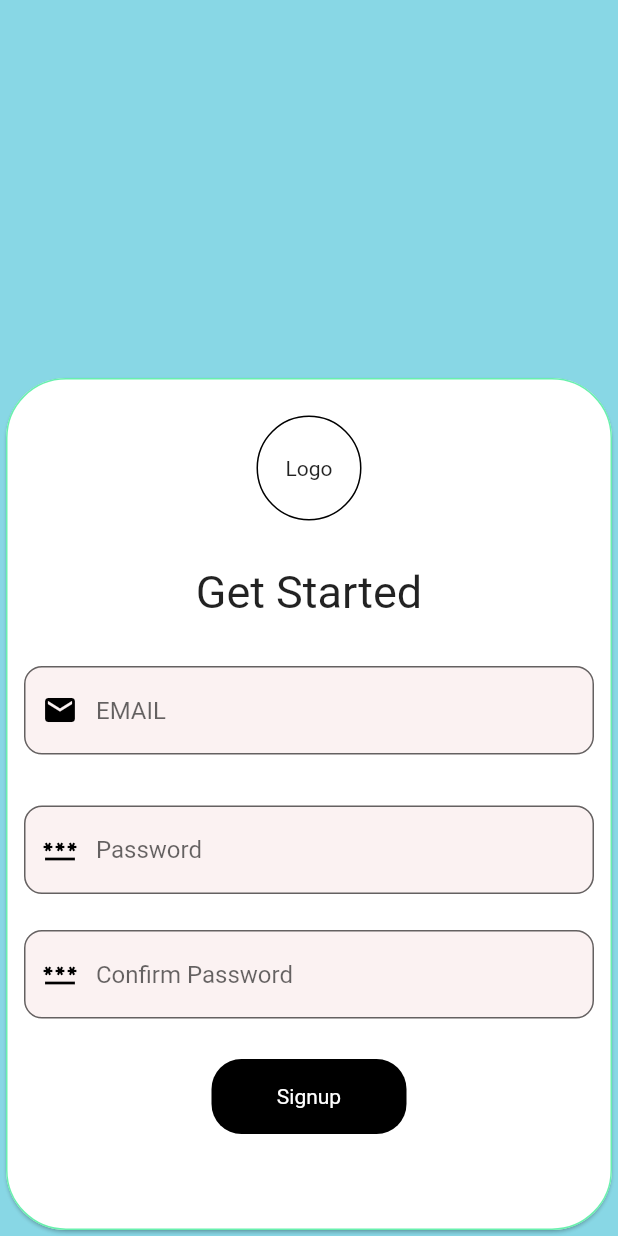
After one commit to Saikalyan11/Gfg, a Flutter app: the Signup screen opened directly, on a phone screen of 412 x 824 dp. The commit adds this screen. Run offline on Flutter 3.47's test engine with Material 2 defaults, Android fonts, the phone set to English and light mode, and no system bars; our stand-ins replace firebase_auth, get, google_fonts; accounts and stored records are empty; Roboto replaces fonts that are missing (Poppins).

Commit message:
After a long time

```diff
--- a/lib/Login.dart
+++ b/lib/Login.dart
@@ -1,4 +1,9 @@
 import 'package:flutter/material.dart';
+import 'package:get/get_core/src/get_main.dart';
+import 'package:get/get_navigation/src/extension_navigation.dart';
+import 'package:google_fonts/google_fonts.dart';
+import 'package:hackathon_app/Home.dart';
+import 'package:hackathon_app/signup.dart';
 
 class Login extends StatelessWidget {
   const Login({super.key});
@@ -7,17 +12,13 @@ class Login extends StatelessWidget {
   Widget build(BuildContext context) {
     final emailcontroller = TextEditingController();
     final passwordcontroller = TextEditingController();
-    return Scaffold(
-        backgroundColor: Colors.greenAccent,
-        body: SafeArea(
+    return SafeArea(
+      child: SingleChildScrollView(
         child: Padding(
           padding: const EdgeInsets.only(top: 248.0),
           child: Card(
             shape: RoundedRectangleBorder(
-                side: BorderSide(
-                  color: Colors.greenAccent,
-                ),
-                borderRadius: BorderRadius.circular(20.0), //<-- SEE HERE
+              borderRadius: BorderRadius.circular(60.0), //<-- SEE HERE
             ),
             color: Colors.white,
             child: Column(
@@ -38,8 +39,8 @@ class Login extends StatelessWidget {
                   height: 30,
                 ),
                 Text(
-                    'Login',
-                    style: TextStyle(fontSize: 30),
+                  'Welcome back',
+                  style: GoogleFonts.acme(fontSize: 40),
                 ),
                 SizedBox(
                   height: 20,
@@ -134,7 +135,9 @@ class Login extends StatelessWidget {
                       width: 20,
                     ),
                     InkWell(
-                        onTap: () {},
+                      onTap: () {
+                        Get.to(Home());
+                      },
                       child: Container(
                         width: 130,
                         height: 50,
@@ -158,6 +161,7 @@ class Login extends StatelessWidget {
             ),
           ),
         ),
-        ));
+      ),
+    );
   }
 }
--- /dev/null
+++ b/lib/home.dart
@@ -0,0 +1,10 @@
+import 'package:flutter/material.dart';
+
+class Home extends StatelessWidget {
+  const Home({super.key});
+
+  @override
+  Widget build(BuildContext context) {
+    return Scaffold();
+  }
+}
--- a/lib/main.dart
+++ b/lib/main.dart
@@ -13,7 +13,10 @@ class MyApp extends StatelessWidget {
   Widget build(BuildContext context) {
     return GetMaterialApp(
       debugShowCheckedModeBanner: false,
-      home: Login(),
+      home: Scaffold(
+        backgroundColor: Color.fromRGBO(60, 189, 212, 0.612),
+        body: Login(),
+      ),
     );
   }
 }
--- /dev/null
+++ b/lib/signup.dart
@@ -0,0 +1,178 @@
+import 'package:flutter/material.dart';
+import 'package:get/get_core/src/get_main.dart';
+import 'package:get/get_navigation/src/extension_navigation.dart';
+import 'package:hackathon_app/home.dart';
+
+class Signup extends StatelessWidget {
+  const Signup({super.key});
+
+  @override
+  Widget build(BuildContext context) {
+    final emailcontroller = TextEditingController();
+    final passwordcontroller = TextEditingController();
+    return Scaffold(
+        backgroundColor: Color.fromRGBO(60, 189, 212, 0.612),
+        body: SafeArea(
+          child: Padding(
+            padding: const EdgeInsets.only(top: 248.0),
+            child: Card(
+              shape: RoundedRectangleBorder(
+                side: BorderSide(
+                  color: Colors.greenAccent,
+                ),
+                borderRadius: BorderRadius.circular(40.0), //<-- SEE HERE
+              ),
+              color: Colors.white,
+              child: Column(
+                children: [
+                  Padding(
+                    padding: const EdgeInsets.only(top: 25.0),
+                    child: Container(
+                      width: 70,
+                      height: 70,
+                      child: Center(child: Text('Logo')),
+                      decoration: BoxDecoration(
+                        border: Border.all(width: 1.0),
+                        borderRadius: BorderRadius.circular(60),
+                      ),
+                    ),
+                  ),
+                  SizedBox(
+                    height: 30,
+                  ),
+                  Text(
+                    'Get Started',
+                    style: TextStyle(fontSize: 30),
+                  ),
+                  SizedBox(
+                    height: 20,
+                  ),
+                  Padding(
+                    padding: const EdgeInsets.all(12.0),
+                    child: TextFormField(
+                      controller: emailcontroller,
+                      keyboardType: TextInputType.emailAddress,
+                      decoration: InputDecoration(
+                        fillColor:
+                            Color.fromARGB(255, 248, 234, 234).withOpacity(0.6),
+                        filled: true,
+                        hintText: 'EMAIL',
+                        border: new OutlineInputBorder(
+                            borderSide: new BorderSide(
+                                color: Color.fromARGB(255, 0, 0, 0)),
+                            borderRadius: BorderRadius.circular(12)),
+                        prefixIcon: const Icon(
+                          Icons.email,
+                          color: Color.fromARGB(255, 0, 0, 0),
+                        ),
+                      ),
+                    ),
+                  ),
+                  SizedBox(
+                    height: 10,
+                  ),
+
+                  //  Password
+
+                  Padding(
+                    padding: const EdgeInsets.all(12.0),
+                    child: TextFormField(
+                      controller: passwordcontroller,
+                      obscureText: true,
+                      keyboardType: TextInputType.visiblePassword,
+                      decoration: InputDecoration(
+                        fillColor:
+                            Color.fromARGB(255, 248, 234, 234).withOpacity(0.6),
+                        filled: true,
+                        hintText: 'Password',
+                        border: new OutlineInputBorder(
+                            borderSide: new BorderSide(
+                                color: Color.fromARGB(255, 0, 0, 0)),
+                            borderRadius: BorderRadius.circular(12)),
+                        prefixIcon: const Icon(
+                          Icons.password_outlined,
+                          color: Color.fromARGB(255, 0, 0, 0),
+                        ),
+                      ),
+                      validator: (val) {
+                        if (val?.length == 0) {
+                          return "Pasword contains atleast 8 characters";
+                        } else {
+                          return null;
+                        }
+                      },
+                      style: new TextStyle(
+                        fontFamily: "Poppins",
+                      ),
+                    ),
+                  ),
+                  Padding(
+                    padding: const EdgeInsets.all(12.0),
+                    child: TextFormField(
+                      controller: passwordcontroller,
+                      obscureText: true,
+                      keyboardType: TextInputType.visiblePassword,
+                      decoration: InputDecoration(
+                        fillColor:
+                            Color.fromARGB(255, 248, 234, 234).withOpacity(0.6),
+                        filled: true,
+                        hintText: 'Confirm Password',
+                        border: new OutlineInputBorder(
+                            borderSide: new BorderSide(
+                                color: Color.fromARGB(255, 0, 0, 0)),
+                            borderRadius: BorderRadius.circular(12)),
+                        prefixIcon: const Icon(
+                          Icons.password_outlined,
+                          color: Color.fromARGB(255, 0, 0, 0),
+                        ),
+                      ),
+                      validator: (val) {
+                        if (val?.length == 0) {
+                          return "Pasword contains atleast 8 characters";
+                        } else {
+                          return null;
+                        }
+                      },
+                      style: new TextStyle(
+                        fontFamily: "Poppins",
+                      ),
+                    ),
+                  ),
+                  // Button
+                  SizedBox(
+                    height: 15,
+                  ),
+
+                  Row(
+                    mainAxisAlignment: MainAxisAlignment.center,
+                    children: [
+                      InkWell(
+                        onTap: () {
+                          Get.to(Home());
+                        },
+                        child: Container(
+                          width: 130,
+                          height: 50,
+                          decoration: BoxDecoration(
+                            color: Colors.black,
+                            borderRadius: BorderRadius.circular(20),
+                          ),
+                          child: Center(
+                            child: Text(
+                              'Signup',
+                              style: TextStyle(
+                                color: Colors.white,
+                              ),
+                            ),
+                          ),
+                        ),
+                      ),
+                    ],
+                  ),
+                ],
+              ),
+            ),
+          ),
+        ));
+  }
+}
```
Also changed, not shown: pubspec.yaml (+4 -4 lines), pubspec.lock, 1 other file. Lines whose indentation alone changed are shown as unchanged.
